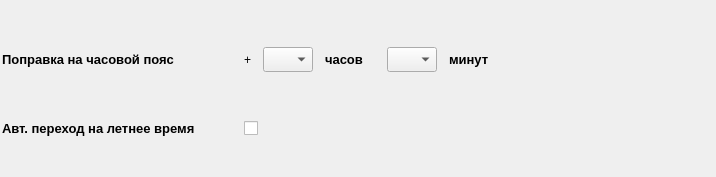
Old version of the form informPConfigurator/clockconfig.ui in the repository Goodjamp/informPConfigurator.
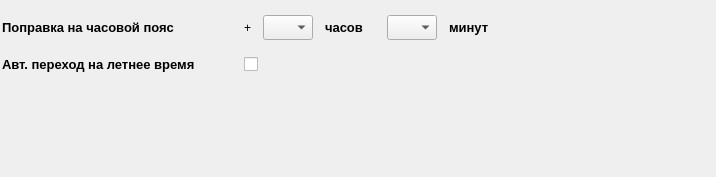
New version of the form.

Commit message: Added interface for set Date/Time

```diff
--- a/informPConfigurator/clockconfig.ui
+++ b/informPConfigurator/clockconfig.ui
@@ -246,6 +246,19 @@
      </item>
     </layout>
    </item>
+   <item>
+    <spacer name="verticalSpacer">
+     <property name="orientation">
+      <enum>Qt::Vertical</enum>
+     </property>
+     <property name="sizeHint" stdset="0">
+      <size>
+       <width>20</width>
+       <height>40</height>
+      </size>
+     </property>
+    </spacer>
+   </item>
   </layout>
  </widget>
  <resources/>
```
The commit also changes 1 other file.
